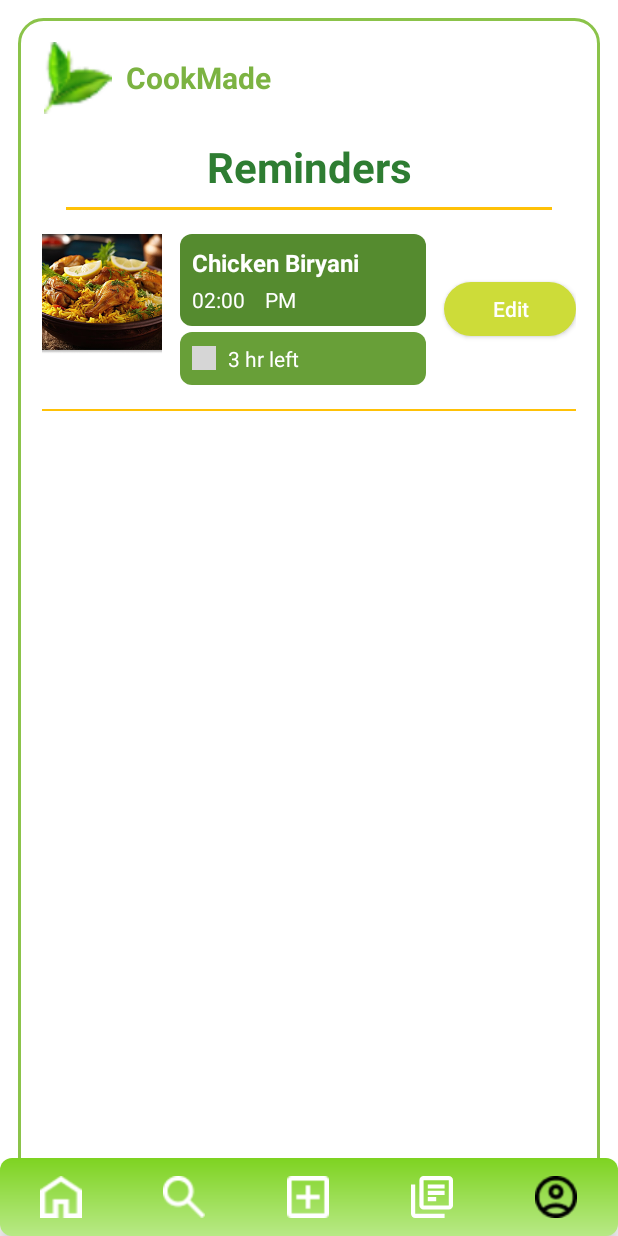
After one commit to MFaheemS/Cookmate, an Android app: the reminder screen opened directly, with no data from a screen before it, on a phone screen of 412 x 824 dp. The commit adds this screen. Run offline under Robolectric (Android 15) with nearby library versions, the phone set to English and light mode, and no system bars; 1 statement that could not run was skipped; grey boxes are pictures that could not be loaded.

Commit message:
reminder screen work

```diff
--- a/app/src/main/AndroidManifest.xml
+++ b/app/src/main/AndroidManifest.xml
@@ -11,6 +11,9 @@
         android:roundIcon="@mipmap/ic_launcher_round"
         android:supportsRtl="true"
         android:theme="@style/Theme.SMDPROJECT">
+        <activity
+            android:name=".reminder"
+            android:exported="false" />
         <activity
             android:name=".editRecipe"
             android:exported="false" />
--- /dev/null
+++ b/app/src/main/java/com/fast/smdproject/reminder.kt
@@ -0,0 +1,20 @@
+package com.fast.smdproject
+
+import android.os.Bundle
+import androidx.activity.enableEdgeToEdge
+import androidx.appcompat.app.AppCompatActivity
+import androidx.core.view.ViewCompat
+import androidx.core.view.WindowInsetsCompat
+
+class reminder : AppCompatActivity() {
+    override fun onCreate(savedInstanceState: Bundle?) {
+        super.onCreate(savedInstanceState)
+        enableEdgeToEdge()
+        setContentView(R.layout.activity_reminder)
+        ViewCompat.setOnApplyWindowInsetsListener(findViewById(R.id.main)) { v, insets ->
+            val systemBars = insets.getInsets(WindowInsetsCompat.Type.systemBars())
+            v.setPadding(systemBars.left, systemBars.top, systemBars.right, systemBars.bottom)
+            insets
+        }
+    }
+}
--- /dev/null
+++ b/app/src/main/res/drawable/reminder_name_background.xml
@@ -0,0 +1,5 @@
+<?xml version="1.0" encoding="utf-8"?>
+<shape xmlns:android="http://schemas.android.com/apk/res/android">
+    <solid android:color="#558B2F"/>
+    <corners android:radius="8dp"/>
+</shape>
--- /dev/null
+++ b/app/src/main/res/drawable/reminder_time_background.xml
@@ -0,0 +1,5 @@
+<?xml version="1.0" encoding="utf-8"?>
+<shape xmlns:android="http://schemas.android.com/apk/res/android">
+    <solid android:color="#689F38"/>
+    <corners android:radius="8dp"/>
+</shape>
--- /dev/null
+++ b/app/src/main/res/drawable/reminders_border_background.xml
@@ -0,0 +1,8 @@
+<?xml version="1.0" encoding="utf-8"?>
+<shape xmlns:android="http://schemas.android.com/apk/res/android">
+    <stroke
+        android:width="2dp"
+        android:color="#8BC34A" />
+    <corners android:radius="16dp"/>
+    <solid android:color="#FFFFFF"/>
+</shape>
--- a/app/src/main/res/layout/activity_followers.xml
+++ b/app/src/main/res/layout/activity_followers.xml
@@ -356,11 +356,11 @@
         android:layout_width="match_parent"
         android:layout_height="wrap_content"
         android:layout_alignParentBottom="true"
+        android:background="@drawable/backgroundbutton"
+        android:elevation="8dp"
         android:orientation="horizontal"
-        android:background="@drawable/backgroundbutton"
         android:paddingTop="12dp"
         android:paddingBottom="12dp"
-        android:elevation="8dp"
         android:weightSum="5">
 
         <!-- Home -->
@@ -368,9 +368,9 @@
             android:layout_width="0dp"
             android:layout_height="wrap_content"
             android:layout_weight="1"
-            android:orientation="vertical"
+            android:clickable="true"
             android:gravity="center"
-            android:clickable="true">
+            android:orientation="vertical">
 
             <ImageView
                 android:layout_width="28dp"
@@ -384,9 +384,9 @@
             android:layout_width="0dp"
             android:layout_height="wrap_content"
             android:layout_weight="1"
-            android:orientation="vertical"
+            android:clickable="true"
             android:gravity="center"
-            android:clickable="true">
+            android:orientation="vertical">
 
             <ImageView
                 android:layout_width="28dp"
@@ -400,9 +400,9 @@
             android:layout_width="0dp"
             android:layout_height="wrap_content"
             android:layout_weight="1"
-            android:orientation="vertical"
+            android:clickable="true"
             android:gravity="center"
-            android:clickable="true">
+            android:orientation="vertical">
 
             <ImageView
                 android:layout_width="28dp"
@@ -416,15 +416,15 @@
             android:layout_width="0dp"
             android:layout_height="wrap_content"
             android:layout_weight="1"
-            android:orientation="vertical"
+            android:clickable="true"
             android:gravity="center"
-            android:clickable="true">
+            android:orientation="vertical">
 
             <ImageView
                 android:layout_width="28dp"
                 android:layout_height="28dp"
                 android:src="@drawable/Vector"
-                android:tint="@color/black"/>
+                android:tint="@color/black" />
 
         </LinearLayout>
 
@@ -433,15 +433,15 @@
             android:layout_width="0dp"
             android:layout_height="wrap_content"
             android:layout_weight="1"
-            android:orientation="vertical"
+            android:clickable="true"
             android:gravity="center"
-            android:clickable="true">
+            android:orientation="vertical">
 
             <ImageView
                 android:layout_width="28dp"
                 android:layout_height="28dp"
                 android:src="@drawable/profile"
-                android:tint="@color/black"/>
+                android:tint="@color/black" />
 
         </LinearLayout>
 
--- /dev/null
+++ b/app/src/main/res/layout/activity_reminder.xml
@@ -0,0 +1,279 @@
+<?xml version="1.0" encoding="utf-8"?>
+<RelativeLayout xmlns:android="http://schemas.android.com/apk/res/android"
+    android:layout_width="match_parent"
+    android:layout_height="match_parent"
+    android:background="#FFFFFF">
+
+    <!-- Main Content Area -->
+    <LinearLayout
+        android:id="@+id/content_area"
+        android:layout_width="match_parent"
+        android:layout_height="match_parent"
+        android:layout_above="@id/bottom_navigation"
+        android:orientation="vertical"
+        android:background="@drawable/reminders_border_background"
+        android:layout_margin="12dp">
+
+        <!-- Logo and Title Section -->
+        <LinearLayout
+            android:layout_width="match_parent"
+            android:layout_height="wrap_content"
+            android:orientation="horizontal"
+            android:padding="16dp"
+            android:gravity="center_vertical">
+
+            <ImageView
+                android:layout_width="48dp"
+                android:layout_height="48dp"
+                android:src="@drawable/grass"
+                android:contentDescription="BookMade Logo" />
+
+            <TextView
+                android:layout_width="wrap_content"
+                android:layout_height="wrap_content"
+                android:text="CookMade"
+                android:textColor="#7CB342"
+                android:textSize="20sp"
+                android:textStyle="bold"
+                android:layout_marginLeft="8dp" />
+        </LinearLayout>
+
+        <!-- Reminders Title -->
+        <TextView
+            android:layout_width="match_parent"
+            android:layout_height="wrap_content"
+            android:text="Reminders"
+            android:textColor="#2E7D32"
+            android:textSize="28sp"
+            android:textStyle="bold"
+            android:gravity="center"
+            android:layout_marginBottom="8dp" />
+
+        <!-- Divider Line -->
+        <View
+            android:layout_width="match_parent"
+            android:layout_height="2dp"
+            android:background="#FFC107"
+            android:layout_marginLeft="32dp"
+            android:layout_marginRight="32dp"
+            android:layout_marginBottom="16dp" />
+
+        <!-- ScrollView for Reminder Items -->
+        <ScrollView
+            android:layout_width="match_parent"
+            android:layout_height="0dp"
+            android:layout_weight="1"
+            android:fillViewport="true">
+
+            <LinearLayout
+                android:layout_width="match_parent"
+                android:layout_height="wrap_content"
+                android:orientation="vertical"
+                android:paddingLeft="16dp"
+                android:paddingRight="16dp">
+
+                <!-- Reminder Item 1: Chicken Biryani -->
+                <RelativeLayout
+                    android:layout_width="match_parent"
+                    android:layout_height="wrap_content"
+                    android:layout_marginBottom="16dp">
+
+                    <!-- Recipe Image -->
+                    <ImageView
+                        android:id="@+id/img_biryani"
+                        android:layout_width="80dp"
+                        android:layout_height="80dp"
+                        android:src="@drawable/biryani"
+                        android:scaleType="centerCrop"
+                        android:layout_alignParentLeft="true"
+                        android:contentDescription="Chicken Biryani" />
+
+                    <!-- Info Container -->
+                    <LinearLayout
+                        android:layout_width="match_parent"
+                        android:layout_height="wrap_content"
+                        android:layout_toRightOf="@id/img_biryani"
+                        android:layout_toLeftOf="@id/btn_edit_1"
+                        android:layout_marginLeft="12dp"
+                        android:layout_marginRight="12dp"
+                        android:orientation="vertical"
+                        android:layout_centerVertical="true">
+
+                        <!-- Recipe Name and Time -->
+                        <LinearLayout
+                            android:layout_width="match_parent"
+                            android:layout_height="wrap_content"
+                            android:background="@drawable/reminder_name_background"
+                            android:orientation="vertical"
+                            android:padding="8dp"
+                            android:layout_marginBottom="4dp">
+
+                            <TextView
+                                android:layout_width="wrap_content"
+                                android:layout_height="wrap_content"
+                                android:text="Chicken Biryani"
+                                android:textColor="#FFFFFF"
+                                android:textSize="16sp"
+                                android:textStyle="bold" />
+
+                            <TextView
+                                android:layout_width="wrap_content"
+                                android:layout_height="wrap_content"
+                                android:text="02:00    PM"
+                                android:textColor="#FFFFFF"
+                                android:textSize="14sp"
+                                android:layout_marginTop="4dp" />
+                        </LinearLayout>
+
+                        <!-- Time Left -->
+                        <LinearLayout
+                            android:layout_width="match_parent"
+                            android:layout_height="wrap_content"
+                            android:background="@drawable/reminder_time_background"
+                            android:padding="8dp"
+                            android:orientation="horizontal"
+                            android:gravity="center_vertical">
+
+                            <ImageView
+                                android:layout_width="16dp"
+                                android:layout_height="16dp"
+                                android:src="@drawable/ic_clock_white"
+                                android:contentDescription="Clock" />
+
+                            <TextView
+                                android:layout_width="wrap_content"
+                                android:layout_height="wrap_content"
+                                android:text="3 hr left"
+                                android:textColor="#FFFFFF"
+                                android:textSize="14sp"
+                                android:layout_marginLeft="8dp" />
+                        </LinearLayout>
+                    </LinearLayout>
+
+                    <!-- Edit Button -->
+                    <Button
+                        android:id="@+id/btn_edit_1"
+                        android:layout_width="wrap_content"
+                        android:layout_height="36dp"
+                        android:text="Edit"
+                        android:textColor="#FFFFFF"
+                        android:background="@drawable/followbutton"
+                        android:layout_alignParentRight="true"
+                        android:layout_centerVertical="true"
+                        android:paddingLeft="20dp"
+                        android:paddingRight="20dp"
+                        android:textAllCaps="false" />
+                </RelativeLayout>
+
+                <!-- Divider -->
+                <View
+                    android:layout_width="match_parent"
+                    android:layout_height="1dp"
+                    android:background="#FFC107"
+                    android:layout_marginBottom="16dp" />
+
+
+            </LinearLayout>
+        </ScrollView>
+    </LinearLayout>
+
+
+    <!-- Bottom Navigation -->
+    <LinearLayout
+        android:id="@+id/bottomNavigation"
+        android:layout_width="match_parent"
+        android:layout_height="wrap_content"
+        android:layout_alignParentBottom="true"
+        android:background="@drawable/backgroundbutton"
+        android:elevation="8dp"
+        android:orientation="horizontal"
+        android:paddingTop="12dp"
+        android:paddingBottom="12dp"
+        android:weightSum="5">
+
+        <!-- Home -->
+        <LinearLayout
+            android:layout_width="0dp"
+            android:layout_height="wrap_content"
+            android:layout_weight="1"
+            android:clickable="true"
+            android:gravity="center"
+            android:orientation="vertical">
+
+            <ImageView
+                android:layout_width="28dp"
+                android:layout_height="28dp"
+                android:src="@drawable/home" />
+
+        </LinearLayout>
+
+        <!-- Search -->
+        <LinearLayout
+            android:layout_width="0dp"
+            android:layout_height="wrap_content"
+            android:layout_weight="1"
+            android:clickable="true"
+            android:gravity="center"
+            android:orientation="vertical">
+
+            <ImageView
+                android:layout_width="28dp"
+                android:layout_height="28dp"
+                android:src="@drawable/search" />
+
+        </LinearLayout>
+
+        <!-- Add/Create -->
+        <LinearLayout
+            android:layout_width="0dp"
+            android:layout_height="wrap_content"
+            android:layout_weight="1"
+            android:clickable="true"
+            android:gravity="center"
+            android:orientation="vertical">
+
+            <ImageView
+                android:layout_width="28dp"
+                android:layout_height="28dp"
+                android:src="@drawable/add" />
+
+        </LinearLayout>
+
+        <!-- Messages/Documents -->
+        <LinearLayout
+            android:layout_width="0dp"
+            android:layout_height="wrap_content"
+            android:layout_weight="1"
+            android:clickable="true"
+            android:gravity="center"
+            android:orientation="vertical">
+
+            <ImageView
+                android:layout_width="28dp"
+                android:layout_height="28dp"
+                android:src="@drawable/ic_library"
+                android:tint="@color/white" />
+
+        </LinearLayout>
+
+        <!-- Profile -->
+        <LinearLayout
+            android:layout_width="0dp"
+            android:layout_height="wrap_content"
+            android:layout_weight="1"
+            android:clickable="true"
+            android:gravity="center"
+            android:orientation="vertical">
+
+            <ImageView
+                android:layout_width="28dp"
+                android:layout_height="28dp"
+                android:src="@drawable/profile"
+                android:tint="@color/black" />
+
+        </LinearLayout>
+
+    </LinearLayout>
+
+
+</RelativeLayout>
```
